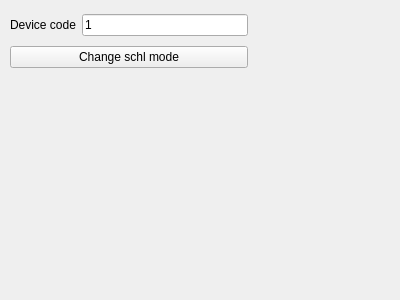
Old version of the form irrigationsysApp/frmcmdtest.ui in the repository Qasemt/irrigationsystem.
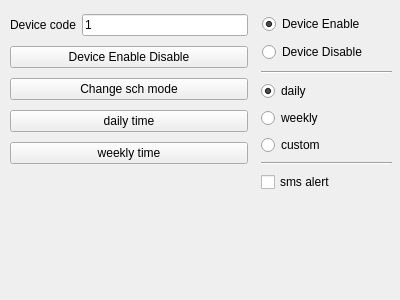
New version of the form.

Patch:
```diff
--- a/irrigationsysApp/frmcmdtest.ui
+++ b/irrigationsysApp/frmcmdtest.ui
@@ -13,13 +13,13 @@
   <property name="windowTitle">
    <string>Form</string>
   </property>
-  <widget class="QWidget" name="">
+  <widget class="QWidget" name="layoutWidget">
    <property name="geometry">
     <rect>
      <x>10</x>
      <y>10</y>
      <width>238</width>
-     <height>64</height>
+     <height>163</height>
     </rect>
    </property>
    <layout class="QVBoxLayout" name="verticalLayout">
@@ -41,10 +41,117 @@
       </item>
      </layout>
     </item>
+    <item>
+     <widget class="QPushButton" name="btnDeviceEnable">
+      <property name="text">
+       <string>Device Enable Disable</string>
+      </property>
+     </widget>
+    </item>
     <item>
      <widget class="QPushButton" name="btnChangeSchMode">
       <property name="text">
-       <string>Change schl mode</string>
+       <string>Change sch mode</string>
+      </property>
+     </widget>
+    </item>
+    <item>
+     <widget class="QPushButton" name="btndialyTime">
+      <property name="text">
+       <string>daily time</string>
+      </property>
+     </widget>
+    </item>
+    <item>
+     <widget class="QPushButton" name="btnweeklytime">
+      <property name="text">
+       <string>weekly time</string>
+      </property>
+     </widget>
+    </item>
+   </layout>
+  </widget>
+  <widget class="QWidget" name="">
+   <property name="geometry">
+    <rect>
+     <x>262</x>
+     <y>12</y>
+     <width>132</width>
+     <height>52</height>
+    </rect>
+   </property>
+   <layout class="QVBoxLayout" name="verticalLayout_2">
+    <item>
+     <widget class="QRadioButton" name="rdbDeviceenable">
+      <property name="text">
+       <string>Device Enable</string>
+      </property>
+      <property name="checked">
+       <bool>true</bool>
+      </property>
+     </widget>
+    </item>
+    <item>
+     <widget class="QRadioButton" name="rdbDevicedisbale">
+      <property name="text">
+       <string>Device Disable</string>
+      </property>
+     </widget>
+    </item>
+   </layout>
+  </widget>
+  <widget class="QWidget" name="">
+   <property name="geometry">
+    <rect>
+     <x>261</x>
+     <y>70</y>
+     <width>131</width>
+     <height>126</height>
+    </rect>
+   </property>
+   <layout class="QVBoxLayout" name="verticalLayout_3">
+    <item>
+     <widget class="Line" name="line">
+      <property name="orientation">
+       <enum>Qt::Horizontal</enum>
+      </property>
+     </widget>
+    </item>
+    <item>
+     <widget class="QRadioButton" name="rdbDialy">
+      <property name="text">
+       <string>daily</string>
+      </property>
+      <property name="checked">
+       <bool>true</bool>
+      </property>
+     </widget>
+    </item>
+    <item>
+     <widget class="QRadioButton" name="rdbWeekly">
+      <property name="text">
+       <string>weekly</string>
+      </property>
+     </widget>
+    </item>
+    <item>
+     <widget class="QRadioButton" name="rdbCustom">
+      <property name="text">
+       <string>custom</string>
+      </property>
+     </widget>
+    </item>
+    <item>
+     <widget class="Line" name="line_2">
+      <property name="orientation">
+       <enum>Qt::Horizontal</enum>
+      </property>
+     </widget>
+    </item>
+    <item>
+     <widget class="QCheckBox" name="ckbsmsalret">
+      <property name="text">
+       <string>sms alert</string>
       </property>
      </widget>
     </item>
```
